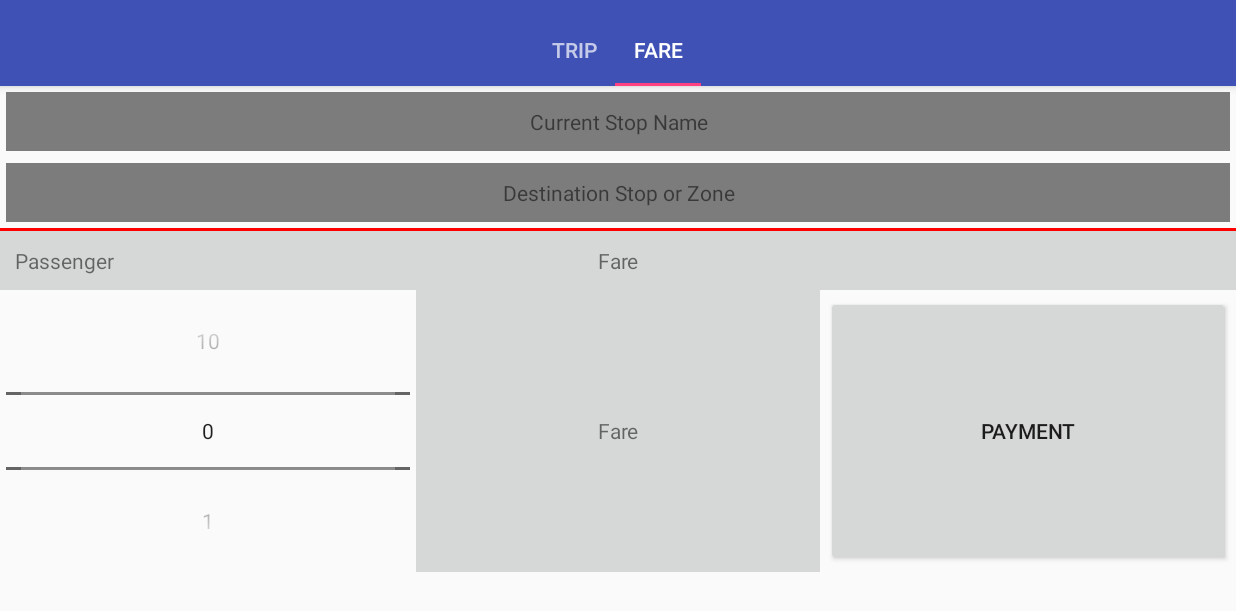
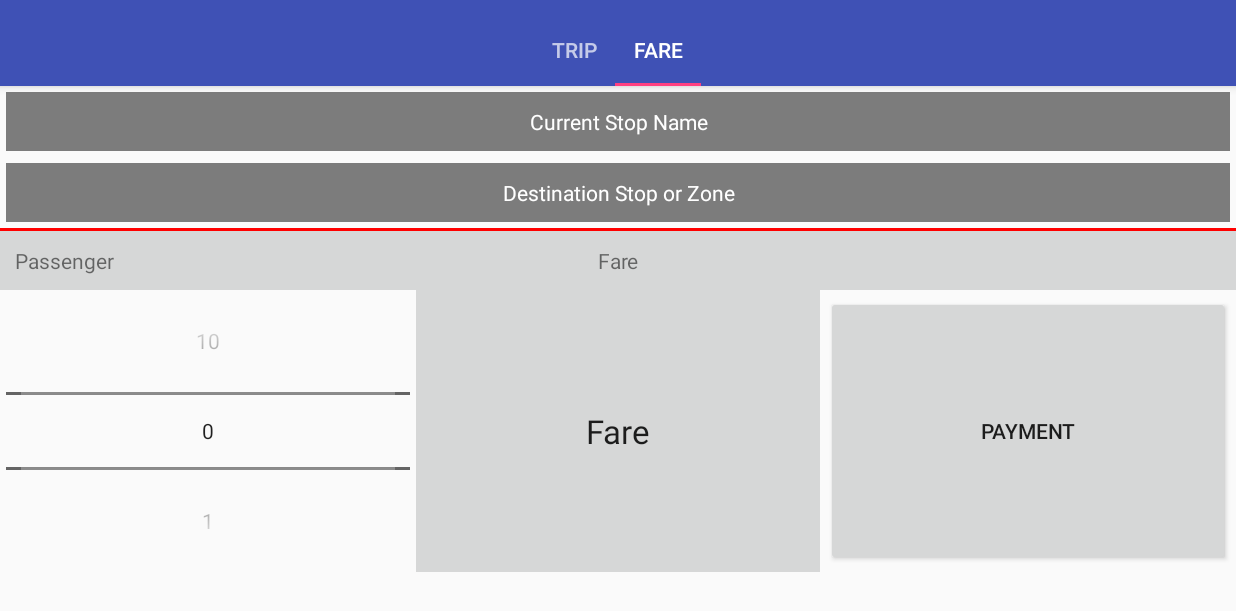
Before and after one commit to cailot/Jstudio, an Android app: the screen it shows after launch (MDCMainActivity), tab 2 chosen, on a phone screen of 824 x 412 dp (held sideways). Shown: the top 611 px of the screen. Run offline under Robolectric (Android 15) with nearby library versions, the phone set to English and light mode, and no system bars.

Commit message:
basic layout for fare tab

```diff
--- a/androidStudio/MobileDriverConsole/app/src/main/res/layout/fare_activity.xml
+++ b/androidStudio/MobileDriverConsole/app/src/main/res/layout/fare_activity.xml
@@ -18,7 +18,8 @@ android:stretchColumns="1">
         android:layout_weight="1"
         android:textAlignment="center"
         android:text="Current Stop Name"
-        android:background="@color/bright_foreground_disabled_material_light" />
+        android:background="@color/bright_foreground_disabled_material_light"
+        android:textColor="@android:color/background_light" />
 </TableRow>
 
 <!-- Row 2 -->
@@ -31,7 +32,8 @@ android:stretchColumns="1">
         android:layout_weight="1"
         android:textAlignment="center"
         android:text="Destination Stop or Zone"
-        android:background="@color/bright_foreground_disabled_material_light" />
+        android:background="@color/bright_foreground_disabled_material_light"
+        android:textColor="@android:color/background_light" />
 
 </TableRow>
 
@@ -91,6 +93,7 @@ android:stretchColumns="1">
         android:layout_height="match_parent"
         android:layout_weight="1"
         android:text="Fare"
+        android:textAppearance="?android:attr/textAppearanceLarge"
         android:textAlignment="center"
         android:gravity="center_vertical"
         android:background="@color/button_material_light" />
```
